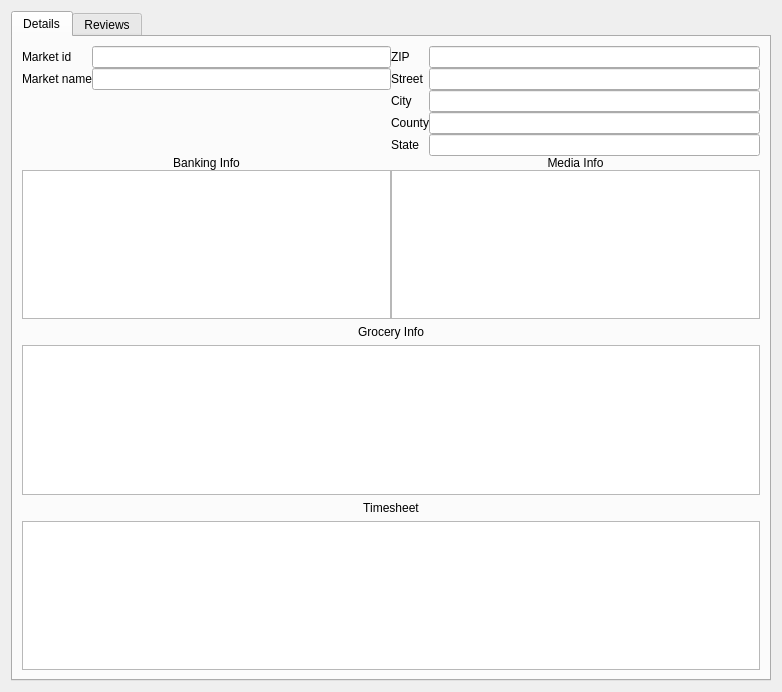
Before: the Qt Designer form 03. Python/Практика/lab7/view/qtsrc/detail_form.ui in sit2606/learning, drawn with Qt 5.
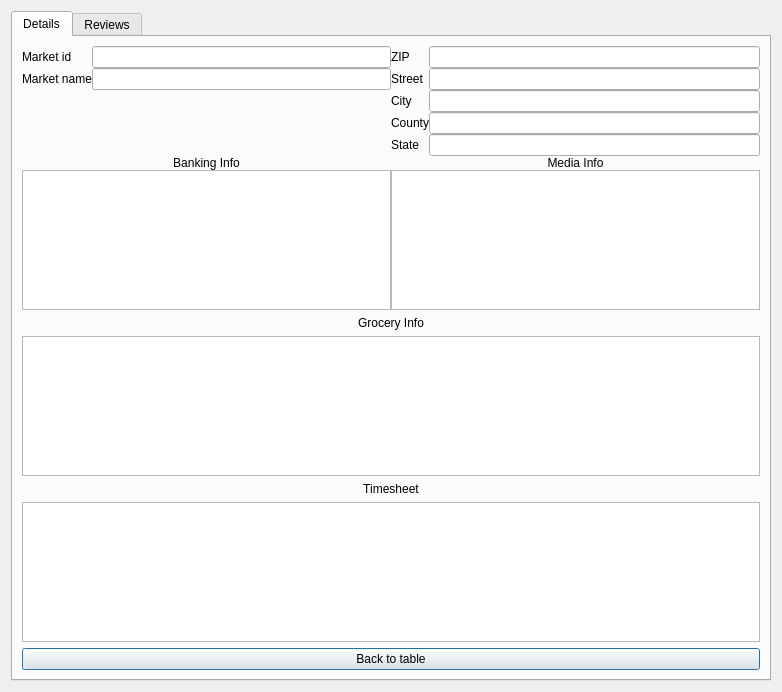
After: the same form once the commit is applied. The open tabs and pages were chosen to show the change.

What changed in the file:
```diff
--- a/03. Python/Практика/lab7/view/qtsrc/detail_form.ui
+++ b/03. Python/Практика/lab7/view/qtsrc/detail_form.ui
@@ -191,6 +191,13 @@
          </property>
         </widget>
        </item>
+       <item>
+        <widget class="QPushButton" name="backToTablepushButton">
+         <property name="text">
+          <string>Back to table</string>
+         </property>
+        </widget>
+       </item>
       </layout>
      </widget>
      <widget class="QWidget" name="reviewsTab">
```
Left out of the diff: 2 changed lines with no effect on the pictures.
